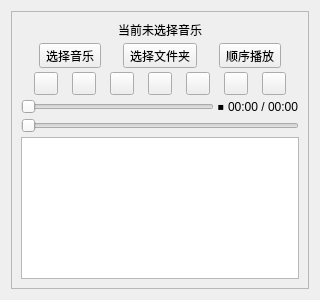
The window that widget.ui (tslqbsa/PetMediaPlayer-new-) describes before a commit, drawn with Qt 5.
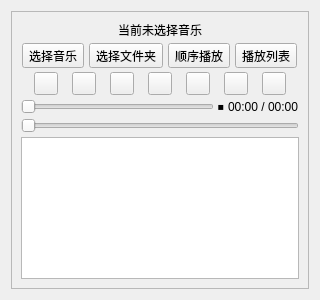
The same window after the commit.

Commit message: v2.5 添加播放列表

```diff
--- a/widget.ui
+++ b/widget.ui
@@ -91,6 +91,13 @@
             </property>
            </widget>
           </item>
+          <item>
+           <widget class="QToolButton" name="PlaylistButton">
+            <property name="text">
+             <string>播放列表</string>
+            </property>
+           </widget>
+          </item>
          </layout>
         </item>
         <item>
```
The commit also changes 8 other files.
